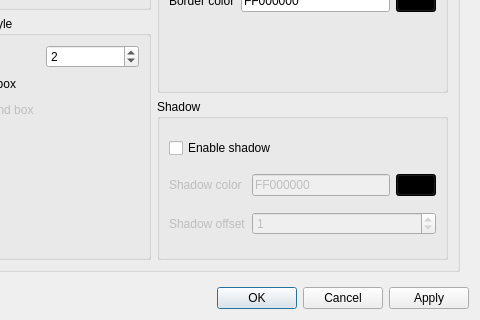
Above: src/settingswindow.ui from mpc-qt/mpc-qt before the change; both pictures show x 416 to 896 and y 318 to 638 of the 896 by 638 pixel window. Below: the same form after it.
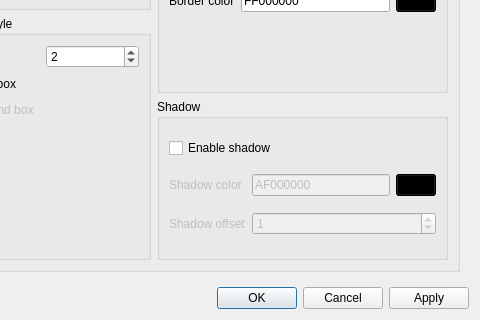
That is the form after the change. The open tabs and pages were chosen to show the change. Custom widgets are drawn as their Qt base class.

Commit message:
settingswindow: Use mpv default subtitles shadow color
Use #AF000000 (~30% transparent black) instead of solid black as default
subtitles shadow color
like mpv >= 0.40.

Diff of the .ui file:
```diff
--- a/src/settingswindow.ui
+++ b/src/settingswindow.ui
@@ -7015,7 +7015,7 @@
                         <string notr="true">HHHHHHHH</string>
                        </property>
                        <property name="text">
-                        <string notr="true">FF000000</string>
+                        <string notr="true">AF000000</string>
                        </property>
                       </widget>
                      </item>
```
